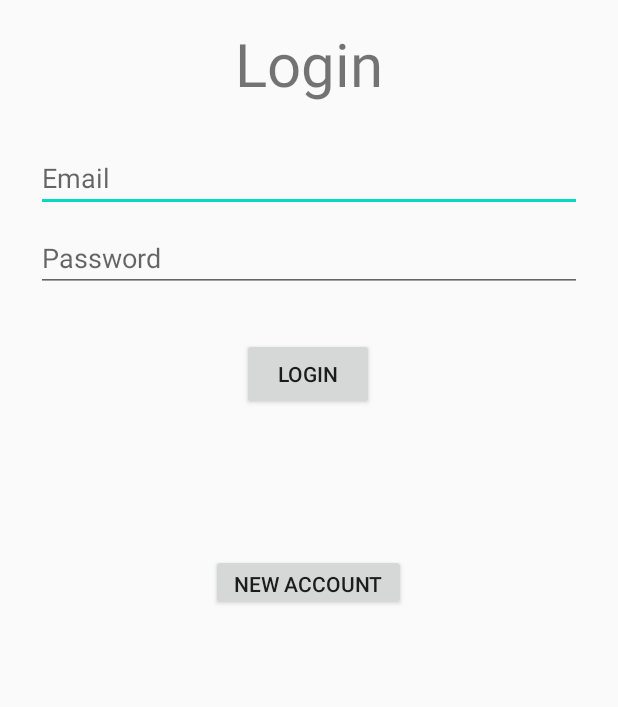
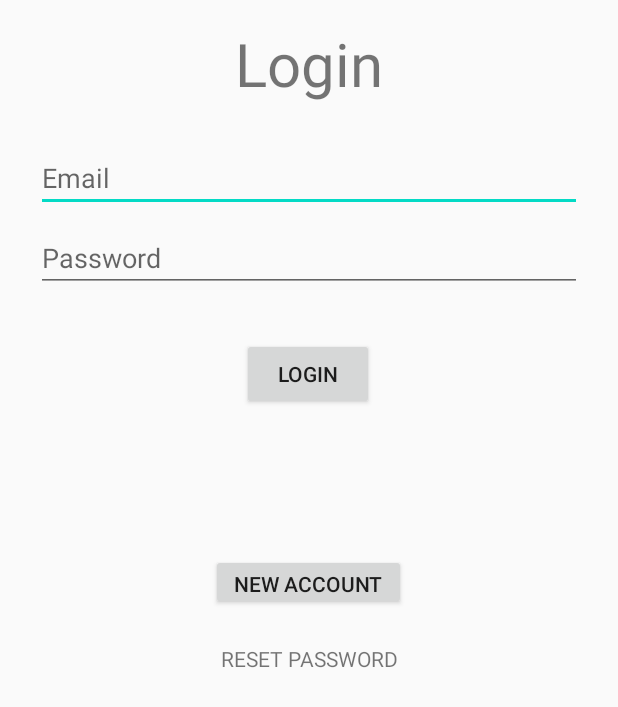
Before and after one commit to vsehgal1/Lost-Found, an Android app: the screen it shows after launch (LoginActivity), on a phone screen of 412 x 824 dp. Shown: the top 707 px of the screen. Run offline under Robolectric (Android 15) with nearby library versions, the phone set to English and light mode, and no system bars; our stand-ins replace Firebase (no records; nobody signed in at launch, a user with empty details on screens opened directly); 3 statements that could not run were skipped.

Commit message:
added reset password page, and also added the fuction in ItemClaimConfim class for sending custom email to the recipient

```diff
--- a/app/src/main/java/com/example/lostandfound/LoginActivity.kt
+++ b/app/src/main/java/com/example/lostandfound/LoginActivity.kt
@@ -1,6 +1,7 @@
 package com.example.lostandfound
 
 import android.content.Intent
+import android.net.Uri
 import android.os.Bundle
 import android.util.Log
 import androidx.appcompat.app.AppCompatActivity
@@ -8,8 +9,10 @@ import android.view.Menu
 import android.view.MenuItem
 import android.widget.Button
 import android.widget.EditText
+import android.widget.TextView
 import android.widget.Toast
 import com.google.firebase.auth.FirebaseAuth
+import com.google.firebase.auth.ktx.auth
 import com.google.firebase.database.ktx.database
 import com.google.firebase.ktx.Firebase
 import com.google.firebase.storage.ktx.storage
@@ -20,10 +23,12 @@ class LoginActivity : AppCompatActivity() {
     val storage = Firebase.storage;
     val storageRef = storage.getReference();
 
-    lateinit var loginButton: Button
-    lateinit var createButton: Button
+    private lateinit var loginButton: Button
+    private lateinit var createButton: Button
     private lateinit var emailText: EditText
     private lateinit var passwordText: EditText
+    private lateinit var resetPassword: TextView
+    private lateinit var auth: FirebaseAuth
     private lateinit var uid: String
 
     override fun onCreate(savedInstanceState: Bundle?) {
@@ -46,6 +51,9 @@ class LoginActivity : AppCompatActivity() {
         createButton = findViewById(R.id.new_account)
         emailText = findViewById(R.id.email)
         passwordText = findViewById(R.id.password)
+        resetPassword = findViewById(R.id.reset_password)
+
+        auth = FirebaseAuth.getInstance()
 
         val scrollingIntent = Intent(
             this@LoginActivity,
@@ -62,12 +70,12 @@ class LoginActivity : AppCompatActivity() {
                 Log.i(TAG, "email: " + email)
                 Log.i(TAG, "password: " + password)
 
-                FirebaseAuth.getInstance()
+                auth
                     .signInWithEmailAndPassword(email, password)
                     .addOnSuccessListener {// Login Success
 
                         // Check email verification status
-                        FirebaseAuth.getInstance().currentUser?.let { firebaseUser ->
+                        auth.currentUser?.let { firebaseUser ->
                             // Email Verified
                             if (firebaseUser.isEmailVerified) {
 
@@ -106,6 +114,12 @@ class LoginActivity : AppCompatActivity() {
             val intent = Intent(this@LoginActivity, AccountCreateActivity::class.java)
             startActivity(intent)
         }
+
+        // Reset Password Button
+        resetPassword.setOnClickListener {
+            val intent = Intent(this@LoginActivity, ResetPasswordActivity::class.java)
+            startActivity(intent)
+        }
     }
 
     // Tae's Code Ends Here
--- a/app/src/main/res/layout/activity_login.xml
+++ b/app/src/main/res/layout/activity_login.xml
@@ -82,4 +82,16 @@
         app:layout_constraintTop_toBottomOf="@+id/password"
         app:layout_constraintVertical_bias="0.029" />
 
+    <TextView
+        android:id="@+id/reset_password"
+        android:layout_width="wrap_content"
+        android:layout_height="wrap_content"
+        android:clickable="true"
+        android:text="RESET PASSWORD"
+        app:layout_constraintBottom_toBottomOf="parent"
+        app:layout_constraintEnd_toEndOf="parent"
+        app:layout_constraintStart_toStartOf="parent"
+        app:layout_constraintTop_toBottomOf="@+id/new_account"
+        app:layout_constraintVertical_bias="0.057" />
+
 </androidx.constraintlayout.widget.ConstraintLayout>
```
Also changed, not shown: app/src/main/AndroidManifest.xml (+7 -0 lines), app/src/main/java/com/example/lostandfound/AccountCreateActivity.kt (+6 -2 lines), app/src/main/java/com/example/lostandfound/ItemClaimConfirm.kt (added, +28 -0 lines), app/src/main/java/com/example/lostandfound/ResetPasswordActivity.kt (added, +47 -0 lines), app/src/main/res/layout/activity_reset.xml (added, +55 -0 lines).
